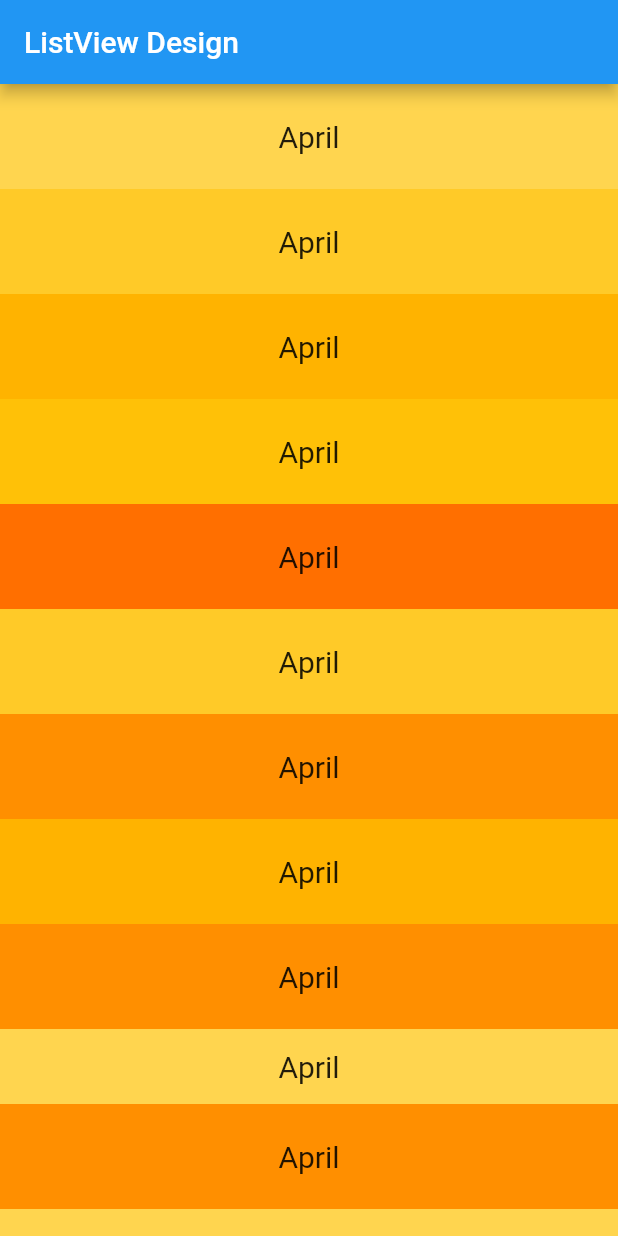
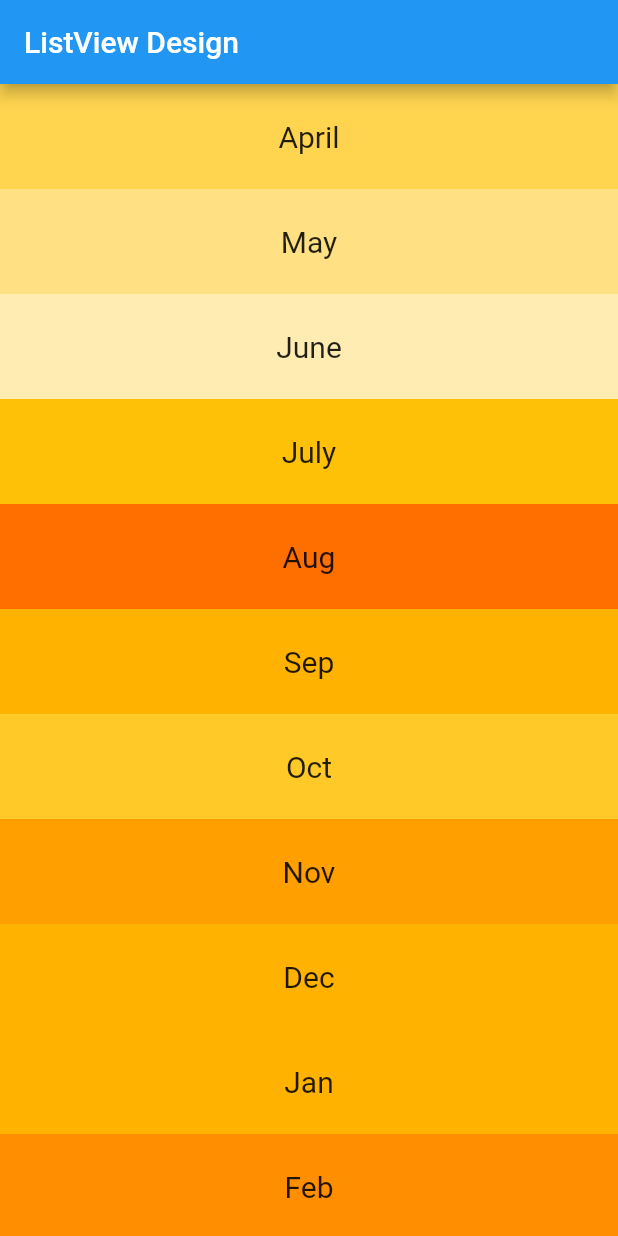
Before and after one commit to imafzalakram/flutter_demos, a Flutter app: the screen it shows after launch, on a phone screen of 412 x 824 dp. Run offline on Flutter 3.47's test engine with Material 2 defaults, Android fonts, the phone set to English and light mode, and no system bars.

Commit message:
ListView.Builder

```diff
--- a/lib/main.dart
+++ b/lib/main.dart
@@ -14,133 +14,24 @@ void main() {
 }
 
 class ListViewDesign extends StatelessWidget {
-  const ListViewDesign({Key? key}) : super(key: key);
-
+  List<String> months = ["April", "May", "June", "July", 'Aug','Sep','Oct','Nov','Dec','Jan', 'Feb','March', 'April'];
+  List<int> colorsList = [300,200,100,500,900,600,400,700,600,600,800,200,600];
   @override
   Widget build(BuildContext context) {
-    return ListView(
-      children: [
-        Container(
+    return ListView.builder(
+      itemCount: months.length,
+      itemBuilder: (BuildContext context, int index) {
+        return Container(
           height: 70,
-          color: Colors.amber.shade300,
+          color: Colors.amber[colorsList[index]],
           child: Center(
             child: Text(
-              "April",
+              "${months[index]}",
               style: TextStyle(fontSize: 20),
             ),
           ),
-        ),
-        Container(
-          height: 70,
-          color: Colors.amber.shade400,
-          child: Center(
-            child: Text(
-              "April",
-              style: TextStyle(fontSize: 20),
-            ),
-          ),
-        ),
-        Container(
-          height: 70,
-          color: Colors.amber.shade600,
-          child: Center(
-            child: Text(
-              "April",
-              style: TextStyle(fontSize: 20),
-            ),
-          ),
-        ),
-        Container(
-          height: 70,
-          color: Colors.amber.shade500,
-          child: Center(
-            child: Text(
-              "April",
-              style: TextStyle(fontSize: 20),
-            ),
-          ),
-        ),
-        Container(
-          height: 70,
-          color: Colors.amber.shade900,
-          child: Center(
-            child: Text(
-              "April",
-              style: TextStyle(fontSize: 20),
-            ),
-          ),
-        ),
-        Container(
-          height: 70,
-          color: Colors.amber.shade400,
-          child: Center(
-            child: Text(
-              "April",
-              style: TextStyle(fontSize: 20),
-            ),
-          ),
-        ),
-        Container(
-          height: 70,
-          color: Colors.amber.shade800,
-          child: Center(
-            child: Text(
-              "April",
-              style: TextStyle(fontSize: 20),
-            ),
-          ),
-        ),
-        Container(
-          height: 70,
-          color: Colors.amber.shade600,
-          child: Center(
-            child: Text(
-              "April",
-              style: TextStyle(fontSize: 20),
-            ),
-          ),
-        ),
-        Container(
-          height: 70,
-          color: Colors.amber.shade800,
-          child: Center(
-            child: Text(
-              "April",
-              style: TextStyle(fontSize: 20),
-            ),
-          ),
-        ),
-        Container(
-          height: 50,
-          color: Colors.amber.shade300,
-          child: Center(
-            child: Text(
-              "April",
-              style: TextStyle(fontSize: 20),
-            ),
-          ),
-        ),
-        Container(
-          height: 70,
-          color: Colors.amber.shade800,
-          child: Center(
-            child: Text(
-              "April",
-              style: TextStyle(fontSize: 20),
-            ),
-          ),
-        ),
-        Container(
-          height: 70,
-          color: Colors.amber.shade300,
-          child: Center(
-            child: Text(
-              "April",
-              style: TextStyle(fontSize: 20),
-            ),
-          ),
-        )
-      ],
+        );
+      },
     );
   }
 }
```
